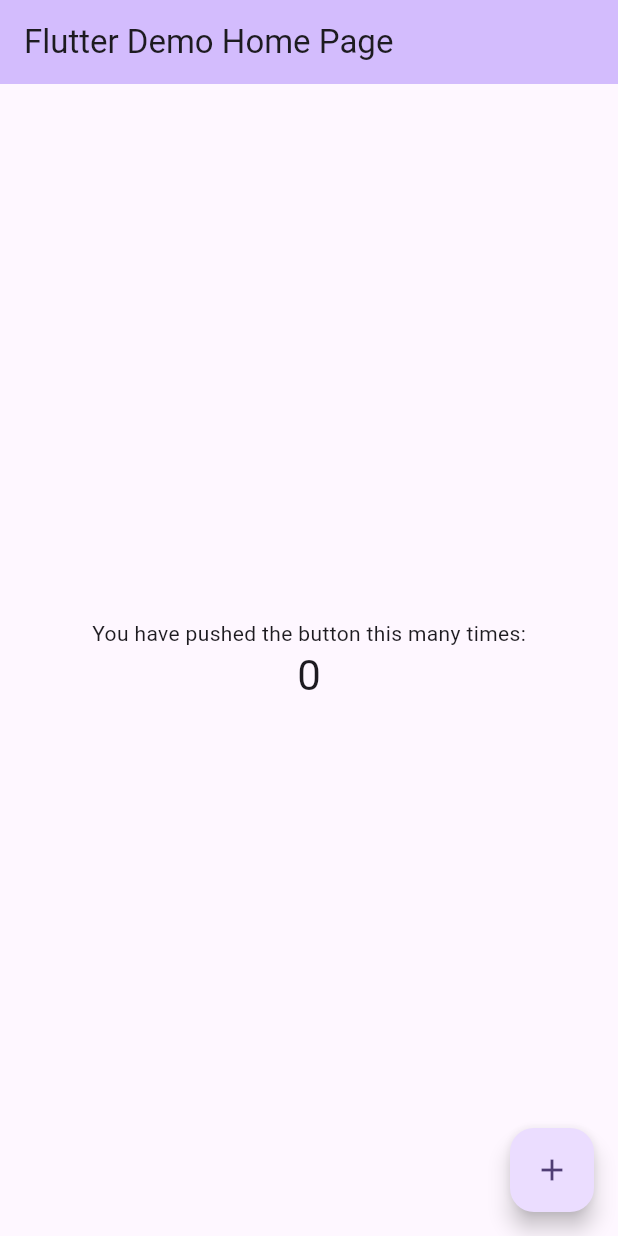
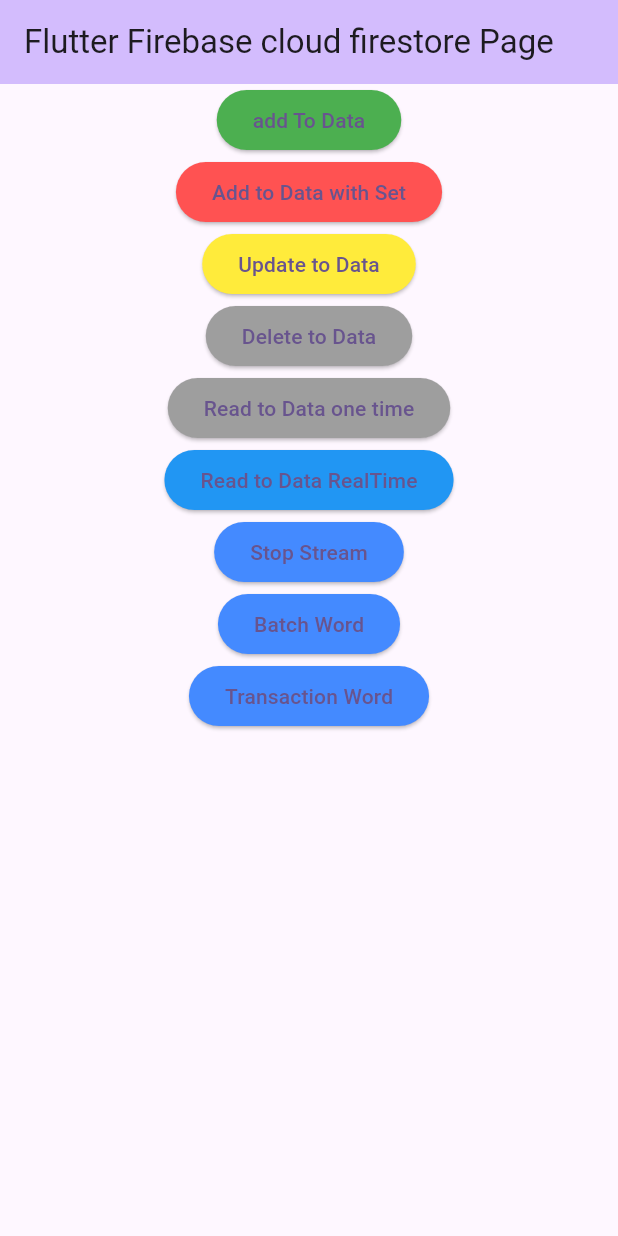
Before and after one commit to suleymansurucu/flutter_cloud_firestore_firebase, a Flutter app: the screen it shows after launch, on a phone screen of 412 x 824 dp. Run offline on Flutter 3.47's test engine with Material 3 defaults, Android fonts, the phone set to English and light mode, and no system bars; our stand-ins replace cloud_firestore, firebase_core; accounts and stored records are empty; generated files the repository leaves out were written again.

Commit message:
first commit

```diff
--- a/lib/main.dart
+++ b/lib/main.dart
@@ -1,6 +1,16 @@
+import 'dart:async';
+
+import 'package:cloud_firestore/cloud_firestore.dart';
 import 'package:flutter/material.dart';
+import 'package:firebase_core/firebase_core.dart';
 
-void main() {
+import 'firebase_options.dart';
+
+Future<void> main() async {
+  WidgetsFlutterBinding.ensureInitialized();
+  await Firebase.initializeApp(
+    options: DefaultFirebaseOptions.currentPlatform,
+  );
   runApp(const MyApp());
 }
 
@@ -31,7 +41,7 @@ class MyApp extends StatelessWidget {
         colorScheme: ColorScheme.fromSeed(seedColor: Colors.deepPurple),
         useMaterial3: true,
       ),
-      home: const MyHomePage(title: 'Flutter Demo Home Page'),
+      home: const MyHomePage(title: 'Flutter Firebase cloud firestore Page'),
     );
   }
 }
@@ -55,27 +65,15 @@ class MyHomePage extends StatefulWidget {
 }
 
 class _MyHomePageState extends State<MyHomePage> {
-  int _counter = 0;
-
-  void _incrementCounter() {
-    setState(() {
-      // This call to setState tells the Flutter framework that something has
-      // changed in this State, which causes it to rerun the build method below
-      // so that the display can reflect the updated values. If we changed
-      // _counter without calling setState(), then the build method would not be
-      // called again, and so nothing would appear to happen.
-      _counter++;
-    });
-  }
+  FirebaseFirestore firestore = FirebaseFirestore.instance;
+  StreamSubscription? _streamSubscription;
 
   @override
   Widget build(BuildContext context) {
-    // This method is rerun every time setState is called, for instance as done
-    // by the _incrementCounter method above.
-    //
-    // The Flutter framework has been optimized to make rerunning build methods
-    // fast, so that you can just rebuild anything that needs updating rather
-    // than having to individually change instances of widgets.
+    // IDS
+    print(firestore.collection('users').id);
+    print(firestore.collection('users').doc().id);
+
     return Scaffold(
       appBar: AppBar(
         // TRY THIS: Try changing the color here to a specific color (to
@@ -87,39 +85,164 @@ class _MyHomePageState extends State<MyHomePage> {
         title: Text(widget.title),
       ),
       body: Center(
-        // Center is a layout widget. It takes a single child and positions it
-        // in the middle of the parent.
         child: Column(
-          // Column is also a layout widget. It takes a list of children and
-          // arranges them vertically. By default, it sizes itself to fit its
-          // children horizontally, and tries to be as tall as its parent.
-          //
-          // Column has various properties to control how it sizes itself and
-          // how it positions its children. Here we use mainAxisAlignment to
-          // center the children vertically; the main axis here is the vertical
-          // axis because Columns are vertical (the cross axis would be
-          // horizontal).
-          //
-          // TRY THIS: Invoke "debug painting" (choose the "Toggle Debug Paint"
-          // action in the IDE, or press "p" in the console), to see the
-          // wireframe for each widget.
-          mainAxisAlignment: MainAxisAlignment.center,
-          children: <Widget>[
-            const Text(
-              'You have pushed the button this many times:',
-            ),
-            Text(
-              '$_counter',
-              style: Theme.of(context).textTheme.headlineMedium,
-            ),
+          children: [
+            ElevatedButton(
+                onPressed: () {
+                  addToNewData();
+                },
+                child: Text('add To Data'),
+                style: ElevatedButton.styleFrom(
+                  backgroundColor: Colors.green,
+                )),
+            ElevatedButton(
+                onPressed: () {
+                  addToNewDataWithSet();
+                },
+                child: Text('Add to Data with Set'),
+                style: ElevatedButton.styleFrom(
+                    backgroundColor: Colors.redAccent)),
+            ElevatedButton(
+                onPressed: () {
+                  updateToNewDataWithSet();
+                },
+                child: Text('Update to Data'),
+                style:
+                    ElevatedButton.styleFrom(backgroundColor: Colors.yellow)),
+            ElevatedButton(
+                onPressed: () {
+                  deleteToNewDataWithSet();
+                },
+                child: Text('Delete to Data'),
+                style: ElevatedButton.styleFrom(backgroundColor: Colors.grey)),
+            ElevatedButton(
+                onPressed: () {
+                  readToNewDataWithSet();
+                },
+                child: Text('Read to Data one time'),
+                style: ElevatedButton.styleFrom(backgroundColor: Colors.grey)),
+            ElevatedButton(
+                onPressed: () {
+                  readRalTimeToNewDataWithSet();
+                },
+                child: Text('Read to Data RealTime'),
+                style: ElevatedButton.styleFrom(backgroundColor: Colors.blue)),
+            ElevatedButton(
+                onPressed: () {
+                  stopStream();
+                },
+                child: Text('Stop Stream'),
+                style: ElevatedButton.styleFrom(
+                    backgroundColor: Colors.blueAccent)),
+            ElevatedButton(
+                onPressed: () {
+                  batchWord();
+                },
+                child: Text('Batch Word'),
+                style: ElevatedButton.styleFrom(
+                    backgroundColor: Colors.blueAccent)),
+            ElevatedButton(
+                onPressed: () {
+                  transactionWord();
+                },
+                child: Text('Transaction Word'),
+                style: ElevatedButton.styleFrom(
+                    backgroundColor: Colors.blueAccent)),
           ],
         ),
       ),
-      floatingActionButton: FloatingActionButton(
-        onPressed: _incrementCounter,
-        tooltip: 'Increment',
-        child: const Icon(Icons.add),
-      ), // This trailing comma makes auto-formatting nicer for build methods.
     );
   }
+
+  void addToNewData() async {
+    Map<String, dynamic> _addUser = {};
+    _addUser['name'] = 'eda';
+    _addUser['age'] = '24';
+    _addUser['isStudent'] = 'false';
+    _addUser['address'] = {
+      'street': '943 59th Street',
+      'streetLine2': '',
+      'city': 'Brooklyn',
+      'state': 'NY',
+      'Zip': '11222'
+    };
+    _addUser['colors'] = FieldValue.arrayUnion(['blue', 'green']);
+    _addUser['createAt'] = FieldValue.serverTimestamp();
+    await firestore.collection('users').add(_addUser);
+  }
+
+  Future<void> addToNewDataWithSet() async {
+    var _newDocID = firestore.collection('users').doc().id;
+    await firestore
+        .doc('users/$_newDocID')
+        .set({'name': 'Fatma Sara', 'userID': _newDocID});
+
+    await firestore.doc('users/Y507Xq9N7GCUI6ntZnMX').set(
+        {'school': 'brooklyn college', 'age': FieldValue.increment(1)},
+        SetOptions(merge: true));
+  }
+
+  Future<void> updateToNewDataWithSet() async {
+    await firestore
+        .doc('users/Y507Xq9N7GCUI6ntZnMX')
+        .update({'name': 'guncel Eda', 'isStudent': 'true'});
+  }
+
+  Future<void> deleteToNewDataWithSet() async {
+    await firestore.doc('users/Y507Xq9N7GCUI6ntZnMX').delete();
+  }
+
+  Future<void> readToNewDataWithSet() async {
+    var _usersDocuments = await firestore.collection('users').get();
+    print(_usersDocuments.size.toString());
+    print(_usersDocuments.docs.length.toString());
+    for (var eleman in _usersDocuments.docs) {
+      print('Document ID: ${eleman.id}');
+      Map userMap = eleman.data();
+      print(userMap['name']);
+    }
+    var _suleymanDoc = await firestore.doc('users/Dh0XYbXnj5UMgqpa08ja').get();
+    print(_suleymanDoc.data()!['address']['street']);
+  }
+
+  Future<void> readRalTimeToNewDataWithSet() async {
+    var userStream = await firestore.collection('users').snapshots();
+    _streamSubscription = userStream.listen((event) {
+      event.docChanges.forEach((element) {
+        print(element.doc.data().toString());
+      });
+    });
+  }
+
+  Future<void> stopStream() async {
+    await _streamSubscription?.cancel();
+  }
+
+  void batchWord() async{
+    WriteBatch _batch= firestore.batch();
+    CollectionReference _counterColRef = firestore.collection('counter');
+
+    // Create 100 items with together. If can wrong create in 100 items, for example 51 th item will be stop and then all items is not creating database
+    /*for(int  number=0; number<100;number++){
+      var _newDoc=_counterColRef.doc();
+      _batch.set(_newDoc, {'counter':++number, 'id' : _newDoc.id});
+    }*/
+
+    /*var _counterDocs = await _counterColRef.get();
+    _counterDocs.docs.forEach((element){
+      _batch.update(element.reference, {'creatAt': FieldValue.serverTimestamp()});
+    });*/
+
+    var _counterDocs = await _counterColRef.get();
+    _counterDocs.docs.forEach((element){
+      _batch.delete(element.reference);
+    });
+
+    await _batch.commit();
+  }
+
+  void transactionWord() {
+
+
+  }
 }
--- a/pubspec.yaml
+++ b/pubspec.yaml
@@ -34,6 +34,8 @@ dependencies:
   # The following adds the Cupertino Icons font to your application.
   # Use with the CupertinoIcons class for iOS style icons.
   cupertino_icons: ^1.0.8
+  firebase_analytics: ^11.3.6
+  cloud_firestore: ^5.6.0
 
 dev_dependencies:
   flutter_test:
```
Also changed, not shown: pubspec.lock, 12 other files.
